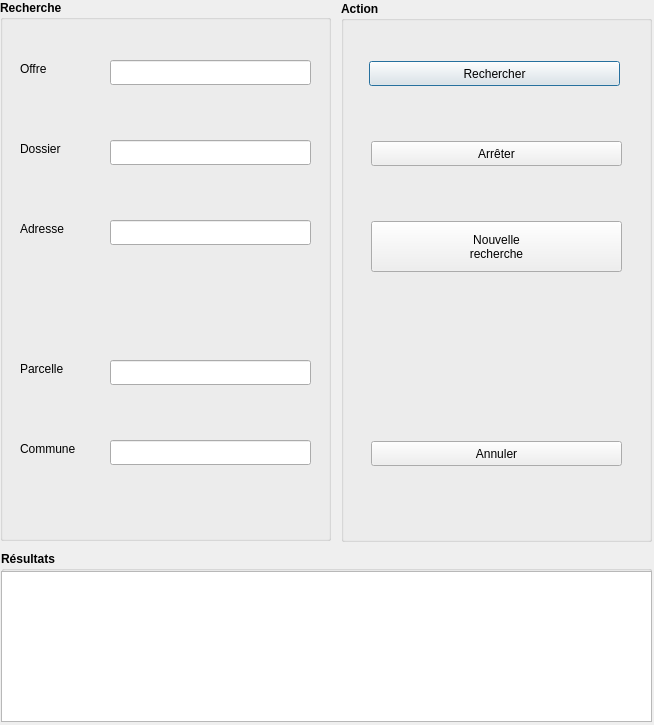
Old version of the form jumelles_dialog_base.ui in the repository AntoineDePreville/Jumelles.
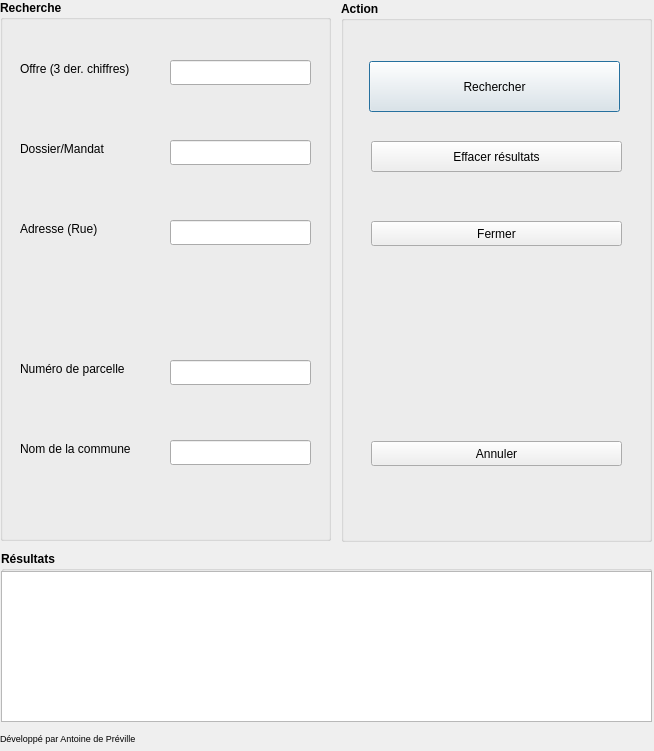
New version of the form.

Patch:
```diff
--- a/jumelles_dialog_base.ui
+++ b/jumelles_dialog_base.ui
@@ -7,9 +7,21 @@
     <x>0</x>
     <y>0</y>
     <width>654</width>
-    <height>725</height>
+    <height>751</height>
    </rect>
   </property>
+  <property name="minimumSize">
+   <size>
+    <width>654</width>
+    <height>751</height>
+   </size>
+  </property>
+  <property name="maximumSize">
+   <size>
+    <width>654</width>
+    <height>751</height>
+   </size>
+  </property>
   <property name="windowTitle">
    <string>Jumelles</string>
   </property>
@@ -36,7 +48,7 @@
       <x>28</x>
       <y>60</y>
       <width>251</width>
-      <height>25</height>
+      <height>51</height>
      </rect>
     </property>
     <property name="font">
@@ -52,7 +64,7 @@
     <property name="geometry">
      <rect>
       <x>30</x>
-      <y>140</y>
+      <y>220</y>
       <width>251</width>
       <height>25</height>
      </rect>
@@ -63,16 +75,16 @@
      </font>
     </property>
     <property name="text">
-     <string>Arrêter</string>
+     <string>Fermer</string>
     </property>
    </widget>
    <widget class="QPushButton" name="pushButton_nouvelleRecherche">
     <property name="geometry">
      <rect>
       <x>30</x>
-      <y>220</y>
+      <y>140</y>
       <width>251</width>
-      <height>51</height>
+      <height>31</height>
      </rect>
     </property>
     <property name="font">
@@ -81,8 +93,7 @@
      </font>
     </property>
     <property name="text">
-     <string>Nouvelle
-recherche</string>
+     <string>Effacer résultats</string>
     </property>
    </widget>
    <widget class="QPushButton" name="pushButton_annuler">
@@ -146,6 +157,12 @@
      <height>541</height>
     </rect>
    </property>
+   <property name="maximumSize">
+    <size>
+     <width>331</width>
+     <height>541</height>
+    </size>
+   </property>
    <property name="font">
     <font>
      <bold>true</bold>
@@ -159,7 +176,7 @@
      <rect>
       <x>20</x>
       <y>60</y>
-      <width>41</width>
+      <width>151</width>
       <height>17</height>
      </rect>
     </property>
@@ -169,15 +186,15 @@
      </font>
     </property>
     <property name="text">
-     <string>Offre</string>
+     <string>Offre (3 der. chiffres)</string>
     </property>
    </widget>
    <widget class="QLineEdit" name="lineEdit_offre">
     <property name="geometry">
      <rect>
-      <x>110</x>
+      <x>170</x>
       <y>60</y>
-      <width>201</width>
+      <width>141</width>
       <height>25</height>
      </rect>
     </property>
@@ -192,7 +209,7 @@
      <rect>
       <x>20</x>
       <y>140</y>
-      <width>51</width>
+      <width>121</width>
       <height>17</height>
      </rect>
     </property>
@@ -202,7 +219,7 @@
      </font>
     </property>
     <property name="text">
-     <string>Dossier</string>
+     <string>Dossier/Mandat</string>
     </property>
    </widget>
    <widget class="QLabel" name="label_adresse">
@@ -210,7 +227,7 @@
      <rect>
       <x>20</x>
       <y>220</y>
-      <width>61</width>
+      <width>111</width>
       <height>17</height>
      </rect>
     </property>
@@ -220,7 +237,7 @@
      </font>
     </property>
     <property name="text">
-     <string>Adresse</string>
+     <string>Adresse (Rue)</string>
     </property>
    </widget>
    <widget class="QLabel" name="label_parcelle">
@@ -228,7 +245,7 @@
      <rect>
       <x>20</x>
       <y>360</y>
-      <width>61</width>
+      <width>141</width>
       <height>17</height>
      </rect>
     </property>
@@ -238,7 +255,7 @@
      </font>
     </property>
     <property name="text">
-     <string>Parcelle</string>
+     <string>Numéro de parcelle</string>
     </property>
    </widget>
    <widget class="QLabel" name="label_commune">
@@ -246,7 +263,7 @@
      <rect>
       <x>20</x>
       <y>440</y>
-      <width>71</width>
+      <width>141</width>
       <height>17</height>
      </rect>
     </property>
@@ -256,15 +273,15 @@
      </font>
     </property>
     <property name="text">
-     <string>Commune</string>
+     <string>Nom de la commune</string>
     </property>
    </widget>
    <widget class="QLineEdit" name="lineEdit_dossier">
     <property name="geometry">
      <rect>
-      <x>110</x>
+      <x>170</x>
       <y>140</y>
-      <width>201</width>
+      <width>141</width>
       <height>25</height>
      </rect>
     </property>
@@ -277,9 +294,9 @@
    <widget class="QLineEdit" name="lineEdit_adresse">
     <property name="geometry">
      <rect>
-      <x>110</x>
+      <x>170</x>
       <y>220</y>
-      <width>201</width>
+      <width>141</width>
       <height>25</height>
      </rect>
     </property>
@@ -292,9 +309,9 @@
    <widget class="QLineEdit" name="lineEdit_parcelle">
     <property name="geometry">
      <rect>
-      <x>110</x>
+      <x>170</x>
       <y>360</y>
-      <width>201</width>
+      <width>141</width>
       <height>25</height>
      </rect>
     </property>
@@ -307,9 +324,9 @@
    <widget class="QLineEdit" name="lineEdit_commune">
     <property name="geometry">
      <rect>
-      <x>110</x>
+      <x>170</x>
       <y>440</y>
-      <width>201</width>
+      <width>141</width>
       <height>25</height>
      </rect>
     </property>
@@ -320,6 +337,24 @@
     </property>
    </widget>
   </widget>
+  <widget class="QLabel" name="label_credits">
+   <property name="geometry">
+    <rect>
+     <x>0</x>
+     <y>730</y>
+     <width>141</width>
+     <height>17</height>
+    </rect>
+   </property>
+   <property name="font">
+    <font>
+     <pointsize>7</pointsize>
+    </font>
+   </property>
+   <property name="text">
+    <string>Développé par Antoine de Préville</string>
+   </property>
+  </widget>
  </widget>
  <resources/>
  <connections/>
```
